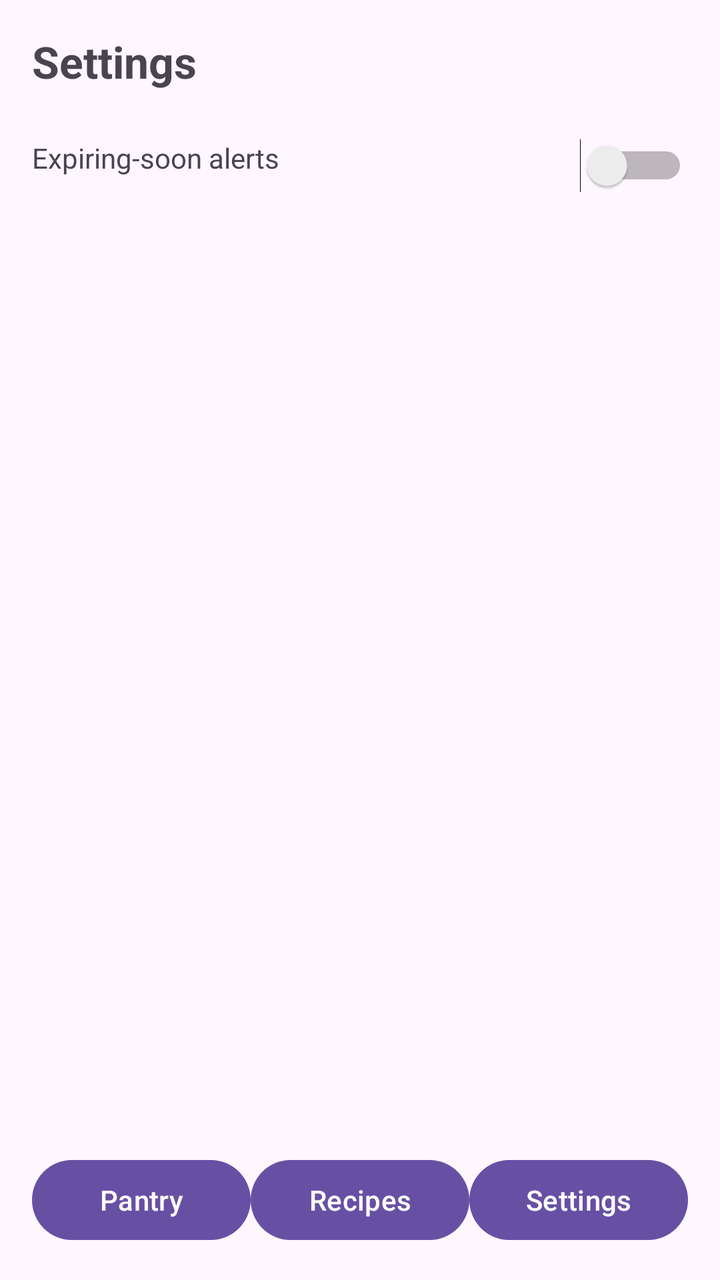
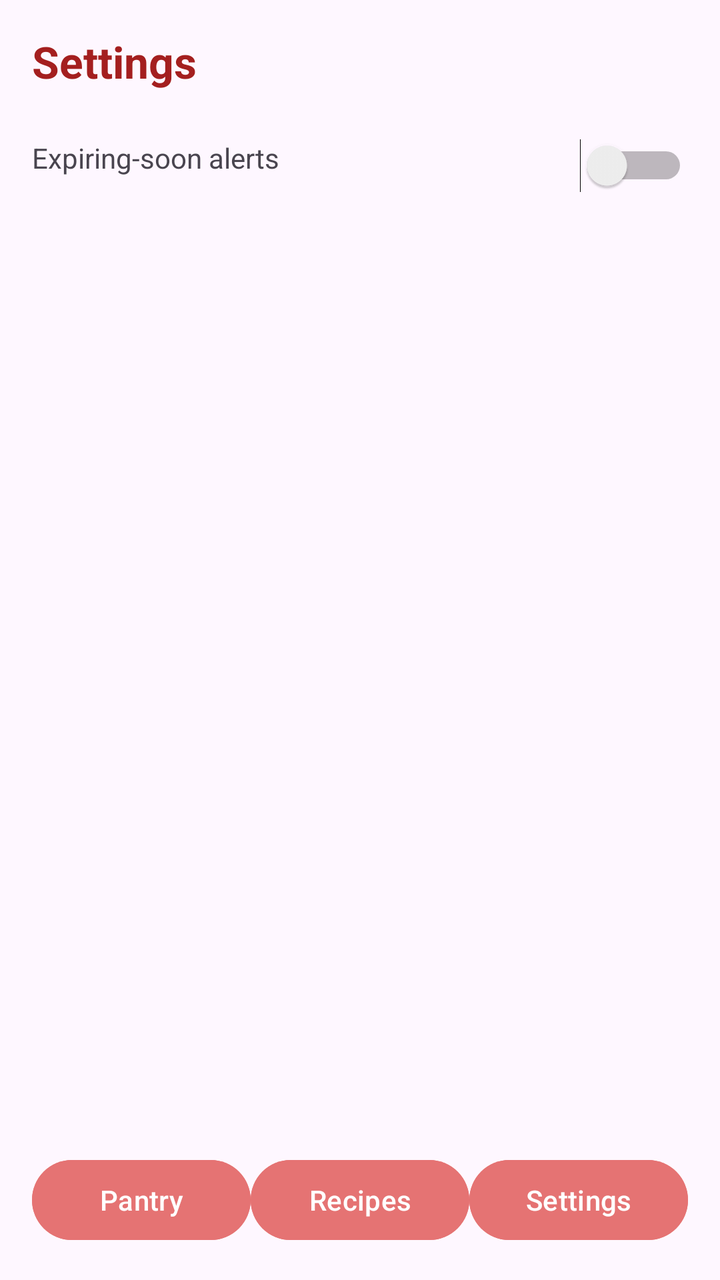

Before-and-after screenshots of an Android layout around one commit, followed by the original layout XML and the change that was made.
<!-- AndroidManifest.xml: application theme Theme.SmartPantryManager -->
<!-- res/layout/activity_settings.xml -->
<?xml version="1.0" encoding="utf-8"?>
<androidx.constraintlayout.widget.ConstraintLayout
    xmlns:android="http://schemas.android.com/apk/res/android"
    xmlns:app="http://schemas.android.com/apk/res-auto"
    android:layout_width="match_parent"
    android:layout_height="match_parent"
    android:fitsSystemWindows="true"
    android:padding="16dp">

    <TextView
        android:id="@+id/tvSettingsTitle"
        android:layout_width="wrap_content"
        android:layout_height="wrap_content"
        android:text="Settings"
        android:textSize="22sp"
        android:textStyle="bold"
        app:layout_constraintTop_toTopOf="parent"
        app:layout_constraintStart_toStartOf="parent" />

    <TextView
        android:id="@+id/tvExpiryAlertLabel"
        android:layout_width="0dp"
        android:layout_height="wrap_content"
        android:text="Expiring-soon alerts"
        android:layout_marginTop="24dp"
        app:layout_constraintTop_toBottomOf="@id/tvSettingsTitle"
        app:layout_constraintStart_toStartOf="parent"
        app:layout_constraintEnd_toStartOf="@id/switchExpiryAlert" />

    <Switch
        android:id="@+id/switchExpiryAlert"
        android:layout_width="wrap_content"
        android:layout_height="wrap_content"
        app:layout_constraintTop_toTopOf="@id/tvExpiryAlertLabel"
        app:layout_constraintEnd_toEndOf="parent" />

    <LinearLayout
        android:id="@+id/navBar"
        android:layout_width="match_parent"
        android:layout_height="wrap_content"
        android:orientation="horizontal"
        app:layout_constraintBottom_toBottomOf="parent">

        <Button
            android:id="@+id/navPantry"
            android:layout_width="0dp"
            android:layout_height="wrap_content"
            android:layout_weight="1"
            android:text="Pantry" />

        <Button
            android:id="@+id/navRecipes"
            android:layout_width="0dp"
            android:layout_height="wrap_content"
            android:layout_weight="1"
            android:text="Recipes" />

        <Button
            android:id="@+id/navSettings"
            android:layout_width="0dp"
            android:layout_height="wrap_content"
            android:layout_weight="1"
            android:text="Settings" />

    </LinearLayout>

</androidx.constraintlayout.widget.ConstraintLayout>
<!-- resources referenced by this layout -->
<resources>
  <style name="Theme.SmartPantryManager" parent="Base.Theme.SmartPantryManager" />
  <style name="Base.Theme.SmartPantryManager" parent="Theme.Material3.DayNight.NoActionBar">
          
          
      </style>
</resources>

<!-- the commit's change to res/layout/activity_settings.xml (unified diff, before → after) -->
@@ -14,6 +14,7 @@
         android:text="Settings"
         android:textSize="22sp"
         android:textStyle="bold"
+        android:textColor="@color/heading_red"
         app:layout_constraintTop_toTopOf="parent"
         app:layout_constraintStart_toStartOf="parent" />
 
@@ -46,21 +47,27 @@
             android:layout_width="0dp"
             android:layout_height="wrap_content"
             android:layout_weight="1"
-            android:text="Pantry" />
+            android:text="Pantry"
+            android:backgroundTint="@color/button_red"
+            android:textColor="@color/white"/>
 
         <Button
             android:id="@+id/navRecipes"
             android:layout_width="0dp"
             android:layout_height="wrap_content"
             android:layout_weight="1"
-            android:text="Recipes" />
+            android:text="Recipes"
+            android:backgroundTint="@color/button_red"
+            android:textColor="@color/white"/>
 
         <Button
             android:id="@+id/navSettings"
             android:layout_width="0dp"
             android:layout_height="wrap_content"
             android:layout_weight="1"
-            android:text="Settings" />
+            android:text="Settings"
+            android:backgroundTint="@color/button_red"
+            android:textColor="@color/white"/>
 
     </LinearLayout>
 
<!-- resource entries referenced after the edit -->
@@ -1,5 +1,8 @@
 <!-- resources referenced by this layout -->
 <resources>
+  <color name="button_red">#E57373</color>
+  <color name="heading_red">#A41F1F</color>
+  <color name="white">#FFFFFFFF</color>
   <style name="Theme.SmartPantryManager" parent="Base.Theme.SmartPantryManager" />
   <style name="Base.Theme.SmartPantryManager" parent="Theme.Material3.DayNight.NoActionBar">
           
